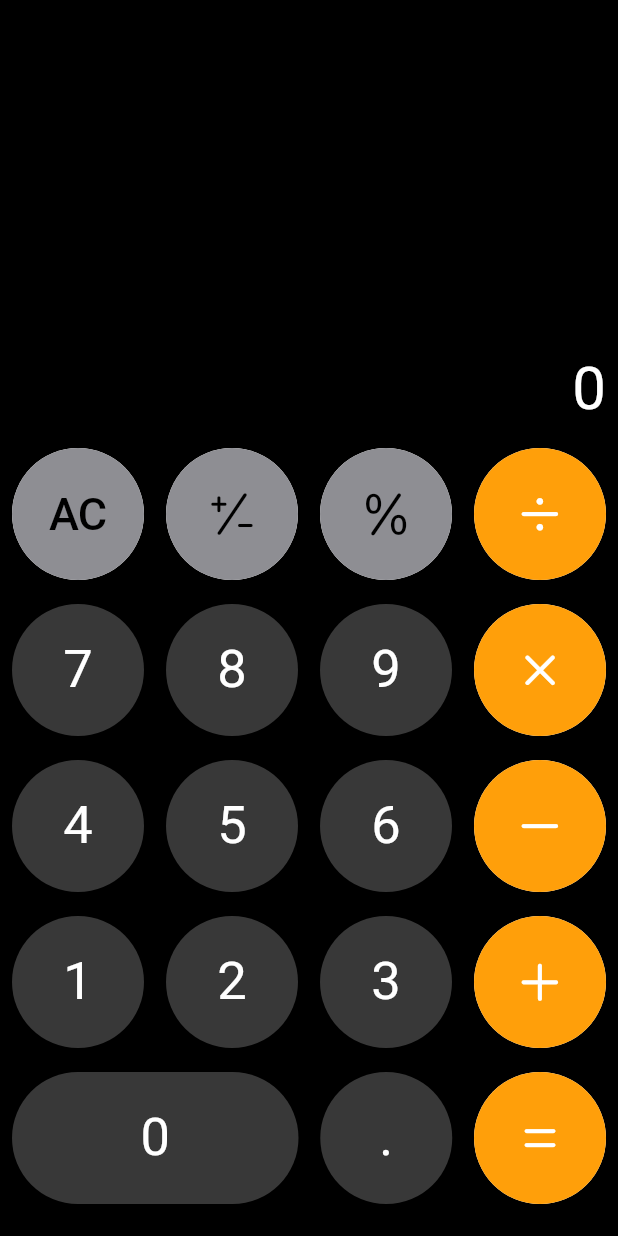
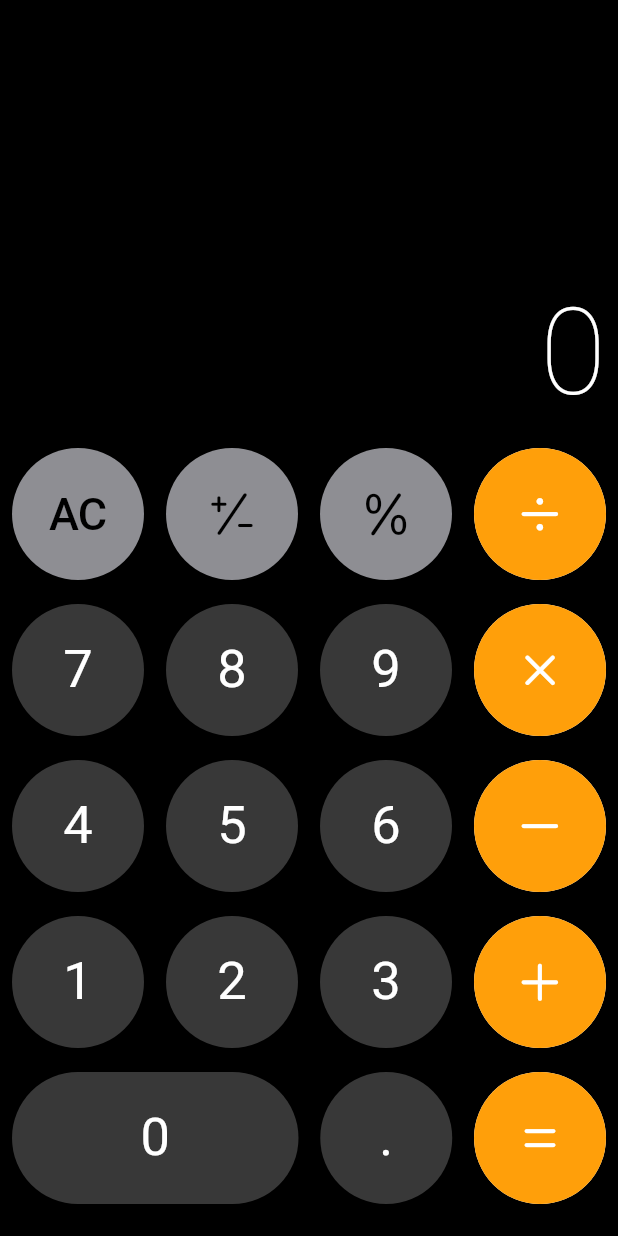
Before and after one commit to SangWook16074/my_ios_calculator, a Flutter app: the screen it shows after launch, on a phone screen of 412 x 824 dp. Run offline on Flutter 3.47's test engine with Material 2 defaults, Android fonts, the phone set to English and light mode, and no system bars; our stand-ins replace get.

Commit message:
2023년 02월 05일 오후 09:59 작성자 : 한상욱
기존의 버튼 구상에서 배경이 밝아지는 형식을 위해서 위젯을 Stack으로 겹쳐서 사용했으나,
쓸대없는 집착인것 같아서 Stack형식으로 사용하지 않고, 기존의 CupertinoButton으로 사용 결정.

```diff
--- a/lib/src/controller/calculator_controller.dart
+++ b/lib/src/controller/calculator_controller.dart
@@ -1,6 +1,30 @@
 import 'package:get/get.dart';
 
+// 생성일 : 2023년 02월 05일 오후 09:52
+// 작성자 : 한상욱
+// 최종수정일 :
+// 최종수정자 : 한상욱
+
+// 계산함수로직을 분리하기위한 CalculatorController 클래스임.
+
+// 메소드를 이용해서 계산을 진행함.
+
 class CalculatorController extends GetxController {
+  var _firstNumber = 0;
+  var _secondNumber = 0;
   var _result = 0;
   get result => _result;
+  get firstNumber => _firstNumber;
+  get secondNumber => _secondNumber;
+
+  plus() {
+    _result = _firstNumber + _secondNumber;
+    return _result;
+  }
+
+  minus() {}
+
+  multiply() {}
+
+  divide() {}
 }
--- a/lib/src/ui/home/app.dart
+++ b/lib/src/ui/home/app.dart
@@ -48,7 +48,8 @@ class App extends GetView<CalculatorController> {
         alignment: Alignment.bottomRight,
         child: Text(
           controller.result.toString(),
-          style: TextStyle(color: Colors.white, fontSize: 40),
+          style: TextStyle(
+              color: Colors.white, fontSize: 80, fontWeight: FontWeight.w200),
         ),
       ),
     );
--- a/lib/src/ui/home/widget/grey_botton.dart
+++ b/lib/src/ui/home/widget/grey_botton.dart
@@ -3,9 +3,11 @@ import 'package:flutter_ios_calculator/src/ui/home/widget/basic_btn.dart';
 import 'package:flutter_ios_calculator/src/ui/home/widget/btn_color.dart';
 import 'package:flutter_ios_calculator/src/ui/home/widget/icon_data.dart';
 
-import 'back_ground_btn.dart';
+// 생성일 : 2023년 01월 31일 오전 01:30
+// 작성자 : 한상욱
+// 최종 수정일 : 2023년 02월 05일 오후 09:58
+// 최종 수정자 : 한상욱
 
-// 2023 - 01 - 31 오전 1시 30분 작성자 : 한상욱
 // 회색 버튼 클래스
 // enum GreyBtnType을 통해서 버튼의 종류를 확인하여 알맞은
 // Widget funtion을 switch case문으로 반환함.
@@ -37,10 +39,7 @@ class _greyBtnState extends State<greyBtn> {
   }
 
   Widget _buttonAllClear() {
-    return Stack(
-      children: [
-        BackGroundBtn(),
-        BasicBtn(
+    return BasicBtn(
       color: BtnColor.silver,
       child: Text(
         'AC',
@@ -49,17 +48,10 @@ class _greyBtnState extends State<greyBtn> {
             color: CupertinoColors.black,
             fontWeight: FontWeight.w500),
       ),
-        )
-      ],
     );
   }
 
   Widget _buttonETC(Icon icon) {
-    return Stack(
-      children: [
-        BackGroundBtn(),
-        BasicBtn(color: BtnColor.silver, child: icon),
-      ],
-    );
+    return BasicBtn(color: BtnColor.silver, child: icon);
   }
 }
```
Lines whose indentation alone changed are shown as unchanged.
